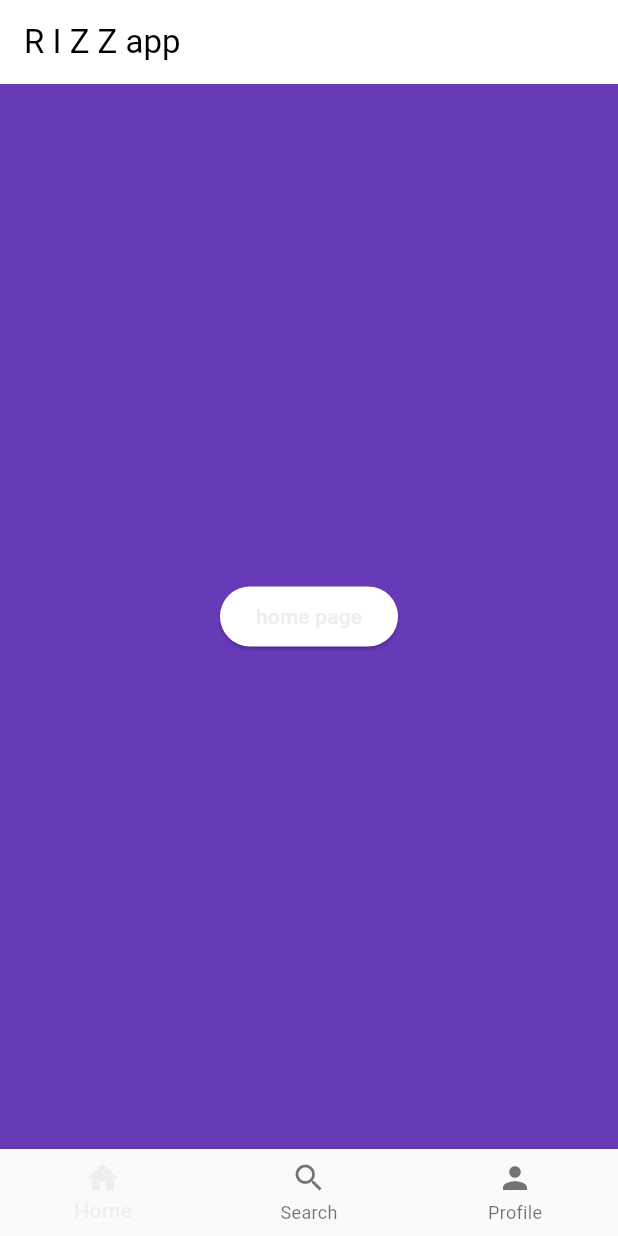
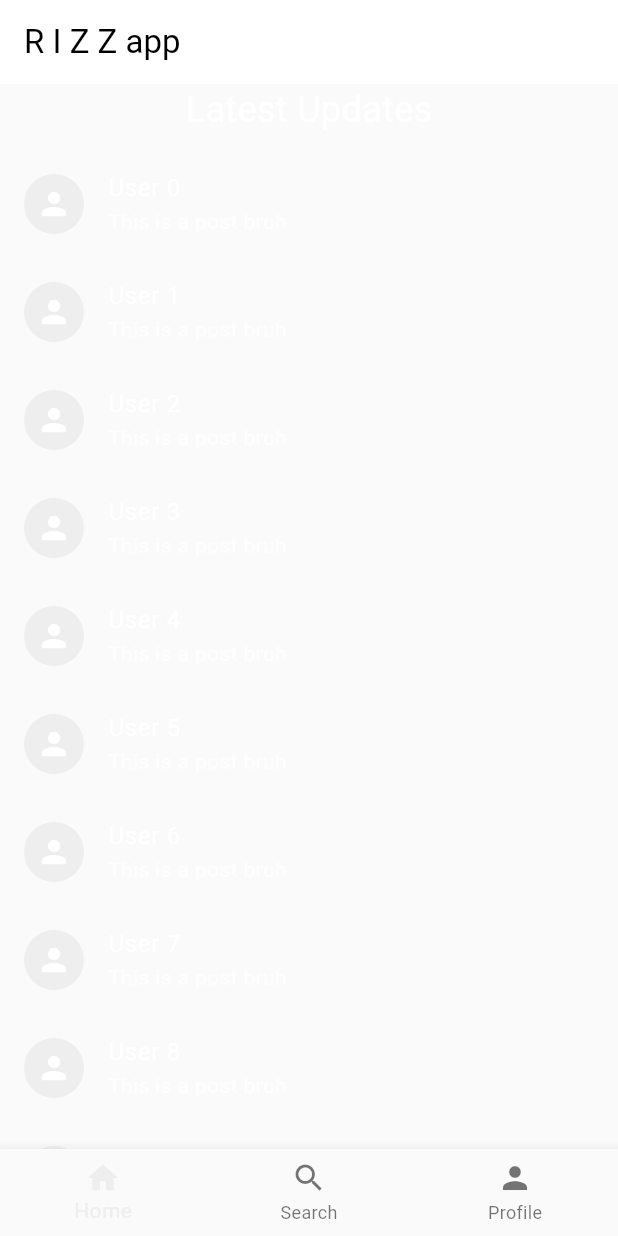
Before and after one commit to ForcesR2N/flutter_firebase, a Flutter app: the screen it shows after launch, on a phone screen of 412 x 824 dp. Run offline on Flutter 3.47's test engine with Material 3 defaults, Android fonts, the phone set to English and light mode, and no system bars.

Commit message:
update home page

```diff
--- a/lib/pages/home_page.dart
+++ b/lib/pages/home_page.dart
@@ -8,20 +8,35 @@ class MyHome extends StatelessWidget {
     return Scaffold(
       appBar: AppBar(
         backgroundColor: Colors.white,
-        title: const Text('R I Z Z app',style: TextStyle(color: Color.fromARGB(255, 0, 0, 0)),),
-      ),
-      body: Center(
-        child: ElevatedButton(
-          onPressed: () {
-            const Text('clicked');
-          },
-          style: ElevatedButton.styleFrom(
-            backgroundColor: Colors.white,
-          ),
-          child: const Text('home page'),
+        title: const Text(
+          'R I Z Z app',
+          style: TextStyle(color: Color.fromARGB(255, 0, 0, 0)),
         ),
       ),
-      backgroundColor: Colors.deepPurple,
+      body: Column(
+        mainAxisAlignment: MainAxisAlignment.center,
+        children: [
+          Text(
+            'Latest Updates',
+            style: TextStyle(fontSize: 24, color: Colors.white),
+          ),
+          SizedBox(height: 10),
+          Expanded(
+            child: ListView.builder(
+              itemCount: 10,
+              itemBuilder: (context, index) {
+                return ListTile(
+                  leading: CircleAvatar(child: Icon(Icons.person)),
+                  title: Text('User $index',
+                      style: TextStyle(color: Colors.white)),
+                  subtitle: Text('This is a post bruh',
+                      style: TextStyle(color: Colors.white70)),
+                );
+              },
+            ),
+          ),
+        ],
+      ),
     );
   }
 }
```
